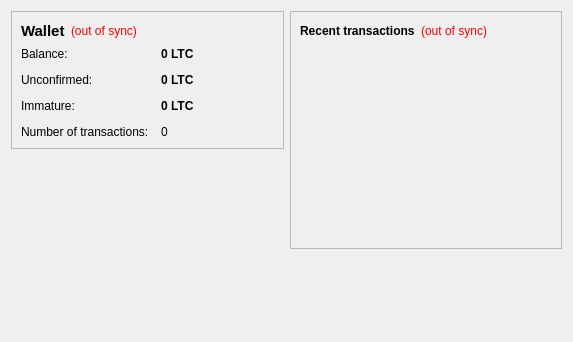
First picture: the form in src/qt/forms/overviewpage.ui, repository Anoncoin/anoncoin, before the edit.
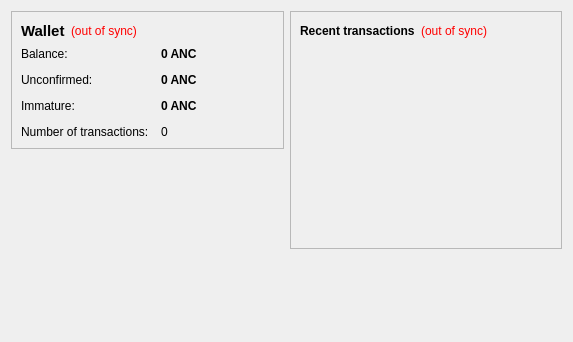
Second picture: the form after the edit.

The edit to the form file:
```diff
--- a/src/qt/forms/overviewpage.ui
+++ b/src/qt/forms/overviewpage.ui
@@ -105,7 +105,7 @@
              <string>Your current balance</string>
             </property>
             <property name="text">
-             <string notr="true">0 LTC</string>
+             <string notr="true">0 ANC</string>
             </property>
             <property name="textInteractionFlags">
              <set>Qt::LinksAccessibleByMouse|Qt::TextSelectableByKeyboard|Qt::TextSelectableByMouse</set>
@@ -134,7 +134,7 @@
              <string>Total of transactions that have yet to be confirmed, and do not yet count toward the current balance</string>
             </property>
             <property name="text">
-             <string notr="true">0 LTC</string>
+             <string notr="true">0 ANC</string>
             </property>
             <property name="textInteractionFlags">
              <set>Qt::LinksAccessibleByMouse|Qt::TextSelectableByKeyboard|Qt::TextSelectableByMouse</set>
@@ -177,7 +177,7 @@
              <string>Mined balance that has not yet matured</string>
             </property>
             <property name="text">
-             <string notr="true">0 LTC</string>
+             <string notr="true">0 ANC</string>
             </property>
             <property name="textInteractionFlags">
              <set>Qt::LinksAccessibleByMouse|Qt::TextSelectableByKeyboard|Qt::TextSelectableByMouse</set>
```
